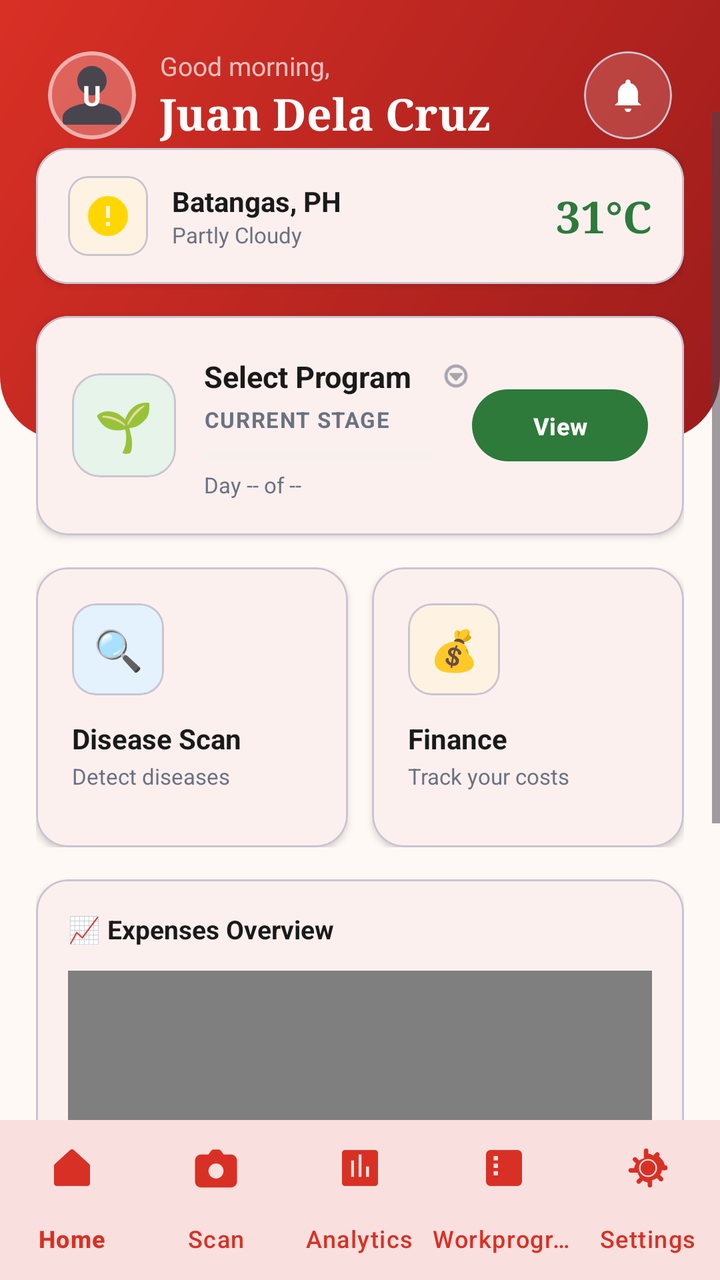
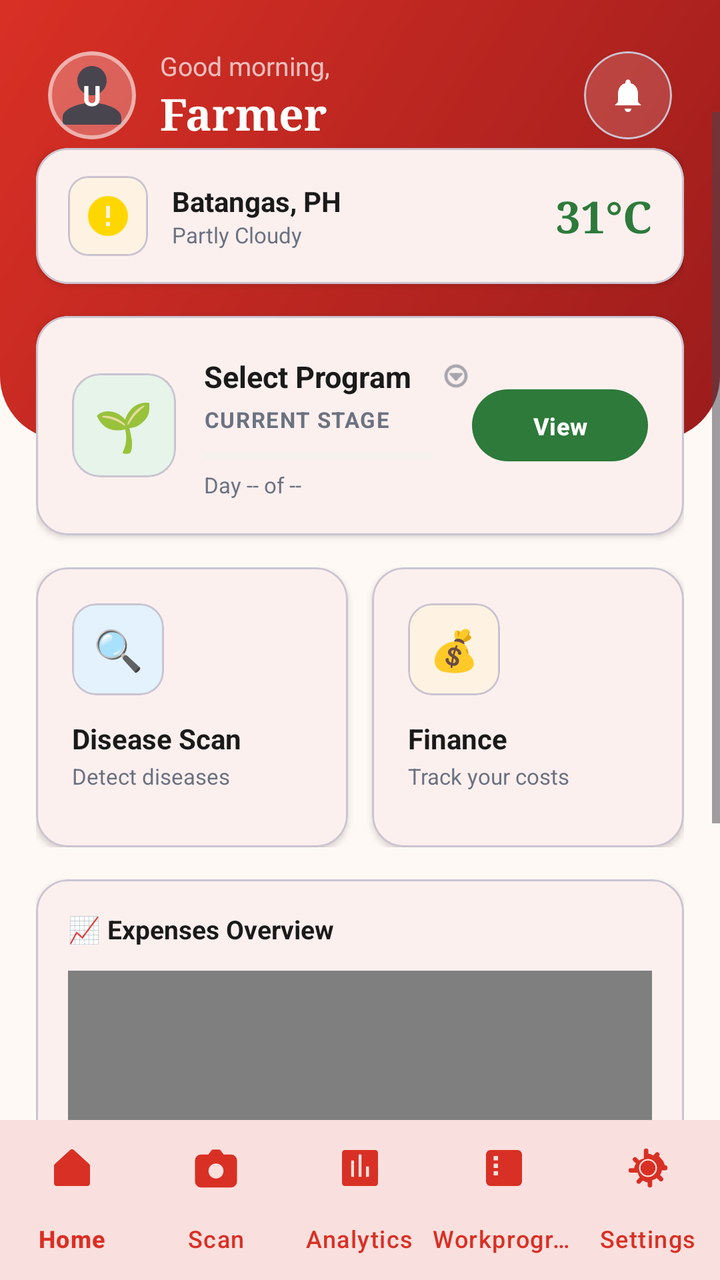

Compare the two renders of this Android layout. The source of the first and the diff that turns it into the second are given below.
<!-- AndroidManifest.xml: application theme Theme.TomatoApp -->
<!-- res/layout/activity_main.xml -->
<?xml version="1.0" encoding="utf-8"?>
<androidx.constraintlayout.widget.ConstraintLayout xmlns:android="http://schemas.android.com/apk/res/android"
    xmlns:app="http://schemas.android.com/apk/res-auto"
    xmlns:tools="http://schemas.android.com/tools"
    android:id="@+id/main"
    android:layout_width="match_parent"
    android:layout_height="match_parent"
    android:background="@color/cream"
    tools:context=".MainActivity">

    
    <View
        android:id="@+id/headerBackground"
        android:layout_width="match_parent"
        android:layout_height="220dp"
        android:background="@drawable/bg_home_header"
        app:layout_constraintTop_toTopOf="parent"
        app:layout_constraintStart_toStartOf="parent"
        app:layout_constraintEnd_toEndOf="parent" />

    <LinearLayout
        android:id="@+id/headerContent"
        android:layout_width="match_parent"
        android:layout_height="wrap_content"
        android:orientation="horizontal"
        android:padding="24dp"
        android:paddingTop="32dp"
        android:gravity="center_vertical"
        app:layout_constraintTop_toTopOf="parent"
        app:layout_constraintStart_toStartOf="parent"
        app:layout_constraintEnd_toEndOf="parent">

        <com.google.android.material.card.MaterialCardView
            android:id="@+id/profileCard"
            android:layout_width="44dp"
            android:layout_height="44dp"
            app:cardCornerRadius="22dp"
            app:cardElevation="0dp"
            app:cardBackgroundColor="#40FFFFFF"
            app:strokeWidth="2dp"
            app:strokeColor="#80FFFFFF"
            android:layout_marginEnd="12dp"
            android:clickable="true"
            android:focusable="true">
            <FrameLayout
                android:layout_width="match_parent"
                android:layout_height="match_parent">

                <ImageView
                    android:id="@+id/userAvatarImage"
                    android:layout_width="match_parent"
                    android:layout_height="match_parent"
                    android:scaleType="centerCrop"
                    android:src="@drawable/ic_person"
                    android:contentDescription="User profile photo" />

                <TextView
                    android:id="@+id/userInitials"
                    android:layout_width="match_parent"
                    android:layout_height="match_parent"
                    android:text="U"
                    android:gravity="center"
                    android:textColor="@color/white"
                    android:textSize="14sp"
                    android:textStyle="bold" />
            </FrameLayout>
        </com.google.android.material.card.MaterialCardView>

        <LinearLayout
            android:layout_width="0dp"
            android:layout_height="wrap_content"
            android:layout_weight="1"
            android:orientation="vertical">

            <TextView
                android:id="@+id/greetingText"
                android:layout_width="wrap_content"
                android:layout_height="wrap_content"
                android:text="Good morning,"
                android:textColor="#B3FFFFFF"
                android:textSize="13sp" />

            <TextView
                android:id="@+id/userName"
                android:layout_width="wrap_content"
                android:layout_height="wrap_content"
                android:text="Juan Dela Cruz"
                android:textColor="@color/white"
                android:textSize="22sp"
                android:fontFamily="serif"
                android:textStyle="bold" />
        </LinearLayout>

        <com.google.android.material.card.MaterialCardView
            android:layout_width="44dp"
            android:layout_height="44dp"
            app:cardCornerRadius="22dp"
            app:cardElevation="0dp"
            app:cardBackgroundColor="#26FFFFFF">
            <ImageView
                android:id="@+id/notificationBellIcon"
                android:layout_width="match_parent"
                android:layout_height="match_parent"
                android:src="@drawable/ic_bell"
                android:padding="12dp"
                app:tint="@color/white" />
        </com.google.android.material.card.MaterialCardView>
    </LinearLayout>

    <ScrollView
        android:id="@+id/contentScrollView"
        android:layout_width="0dp"
        android:layout_height="0dp"
        android:clipToPadding="false"
        android:paddingBottom="40dp"
        android:layout_marginTop="-40dp"
        android:background="@android:color/transparent"
        app:layout_constraintTop_toBottomOf="@id/headerContent"
        app:layout_constraintBottom_toTopOf="@id/bottom_navigation"
        app:layout_constraintStart_toStartOf="parent"
        app:layout_constraintEnd_toEndOf="parent">

        <LinearLayout
            android:layout_width="match_parent"
            android:layout_height="wrap_content"
            android:orientation="vertical"
            android:padding="18dp"
            android:paddingBottom="120dp">

            
            <com.google.android.material.card.MaterialCardView
                android:id="@+id/weatherCard"
                android:layout_width="match_parent"
                android:layout_height="wrap_content"
                android:layout_marginBottom="16dp"
                app:cardCornerRadius="16dp"
                app:cardElevation="2dp"
                app:cardBackgroundColor="@color/white">

                <LinearLayout
                    android:layout_width="match_parent"
                    android:layout_height="wrap_content"
                    android:orientation="horizontal"
                    android:gravity="center_vertical"
                    android:paddingHorizontal="16dp"
                    android:paddingVertical="14dp">

                    <com.google.android.material.card.MaterialCardView
                        android:layout_width="40dp"
                        android:layout_height="40dp"
                        app:cardCornerRadius="10dp"
                        app:cardElevation="0dp"
                        app:cardBackgroundColor="@color/orange_light"
                        android:layout_marginEnd="12dp">
                        <ImageView
                            android:id="@+id/weatherIcon"
                            android:layout_width="match_parent"
                            android:layout_height="match_parent"
                            android:src="@drawable/ic_weather_clear"
                            android:padding="8dp"
                            android:scaleType="centerInside" />
                    </com.google.android.material.card.MaterialCardView>

                    <LinearLayout
                        android:layout_width="0dp"
                        android:layout_height="wrap_content"
                        android:layout_weight="1"
                        android:orientation="vertical">

                        <TextView
                            android:id="@+id/weatherLocation"
                            android:layout_width="match_parent"
                            android:layout_height="wrap_content"
                            android:text="Batangas, PH"
                            android:textSize="14sp"
                            android:textColor="@color/text"
                            android:textStyle="bold"
                            android:maxLines="1"
                            android:ellipsize="end" />

                        <TextView
                            android:id="@+id/weatherCondition"
                            android:layout_width="match_parent"
                            android:layout_height="wrap_content"
                            android:text="Partly Cloudy"
                            android:textSize="11sp"
                            android:textColor="@color/muted"
                            android:maxLines="2"
                            android:ellipsize="end" />
                    </LinearLayout>

                    <TextView
                        android:id="@+id/weatherTemp"
                        android:layout_width="wrap_content"
                        android:layout_height="wrap_content"
                        android:text="31°C"
                        android:textColor="@color/green"
                        android:fontFamily="serif"
                        android:textSize="22sp"
                        android:textStyle="bold" />
                </LinearLayout>
            </com.google.android.material.card.MaterialCardView>

            
            <com.google.android.material.card.MaterialCardView
                android:id="@+id/monitorCard"
                android:layout_width="match_parent"
                android:layout_height="wrap_content"
                android:layout_marginBottom="16dp"
                app:cardCornerRadius="16dp"
                app:cardElevation="2dp"
                app:cardBackgroundColor="@color/white">

                <LinearLayout
                    android:layout_width="match_parent"
                    android:layout_height="wrap_content"
                    android:orientation="horizontal"
                    android:gravity="center_vertical"
                    android:padding="18dp">

                    <com.google.android.material.card.MaterialCardView
                        android:layout_width="52dp"
                        android:layout_height="52dp"
                        app:cardCornerRadius="14dp"
                        app:cardElevation="0dp"
                        app:cardBackgroundColor="@color/green_light">
                        <TextView
                            android:layout_width="match_parent"
                            android:layout_height="match_parent"
                            android:text="🌱"
                            android:gravity="center"
                            android:textSize="24sp" />
                    </com.google.android.material.card.MaterialCardView>

                    <LinearLayout
                        android:layout_width="0dp"
                        android:layout_height="wrap_content"
                        android:layout_weight="1"
                        android:layout_marginStart="14dp"
                        android:orientation="vertical">

                        <LinearLayout
                            android:id="@+id/programSelector"
                            android:layout_width="match_parent"
                            android:layout_height="wrap_content"
                            android:orientation="horizontal"
                            android:gravity="center_vertical"
                            android:clickable="true"
                            android:focusable="true"
                            android:background="?attr/selectableItemBackground"
                            android:paddingVertical="2dp">

                            <TextView
                                android:id="@+id/activeCultivarName"
                                android:layout_width="0dp"
                                android:layout_height="wrap_content"
                                android:layout_weight="1"
                                android:text="Select Program"
                                android:textColor="@color/text"
                                android:textSize="15sp"
                                android:textStyle="bold"
                                android:maxLines="1"
                                android:ellipsize="end" />

                            <ImageView
                                android:layout_width="16dp"
                                android:layout_height="16dp"
                                android:src="@android:drawable/ic_menu_more"
                                android:layout_marginStart="4dp"
                                app:tint="@color/muted" />
                        </LinearLayout>

                        <TextView
                            android:id="@+id/activeStageName"
                            android:layout_width="wrap_content"
                            android:layout_height="wrap_content"
                            android:text="Current Stage"
                            android:textSize="11sp"
                            android:textStyle="bold"
                            android:textColor="@color/muted"
                            android:textAllCaps="true"
                            android:letterSpacing="0.05"
                            android:layout_marginTop="2dp" />

                        <ProgressBar
                            android:id="@+id/stageProgress"
                            style="?android:attr/progressBarStyleHorizontal"
                            android:layout_width="match_parent"
                            android:layout_height="6dp"
                            android:layout_marginTop="8dp"
                            android:layout_marginEnd="20dp"
                            android:progress="0"
                            android:progressTint="@color/green_accent"
                            android:progressBackgroundTint="@color/green_light" />

                        <TextView
                            android:id="@+id/activeDayCount"
                            android:layout_width="wrap_content"
                            android:layout_height="wrap_content"
                            android:text="Day -- of --"
                            android:textSize="11sp"
                            android:layout_marginTop="4dp"
                            android:textColor="@color/muted" />
                    </LinearLayout>

                    <com.google.android.material.button.MaterialButton
                        android:id="@+id/btnViewWorkprogram"
                        android:layout_width="wrap_content"
                        android:layout_height="36dp"
                        android:text="View"
                        android:background="@drawable/bg_pill_button_red"
                        app:backgroundTint="@color/green"
                        android:textColor="@color/white"
                        android:textSize="12sp"
                        android:textStyle="bold"
                        android:textAllCaps="false" />
                </LinearLayout>
            </com.google.android.material.card.MaterialCardView>

            
            <androidx.constraintlayout.widget.ConstraintLayout
                android:layout_width="match_parent"
                android:layout_height="wrap_content">

                <com.google.android.material.card.MaterialCardView
                    android:id="@+id/ipmCard"
                    android:layout_width="0dp"
                    android:layout_height="wrap_content"
                    android:minHeight="140dp"
                    android:clickable="true"
                    android:focusable="true"
                    android:layout_marginEnd="6dp"
                    app:cardCornerRadius="16dp"
                    app:cardElevation="2dp"
                    app:cardBackgroundColor="@color/white"
                    app:layout_constraintStart_toStartOf="parent"
                    app:layout_constraintEnd_toStartOf="@id/projectedIncomeCard"
                    app:layout_constraintTop_toTopOf="parent"
                    app:layout_constraintBottom_toBottomOf="parent">
                    
                    <LinearLayout
                        android:layout_width="match_parent"
                        android:layout_height="match_parent"
                        android:padding="18dp"
                        android:orientation="vertical">
                        
                        <com.google.android.material.card.MaterialCardView
                            android:layout_width="46dp"
                            android:layout_height="46dp"
                            app:cardCornerRadius="12dp"
                            app:cardElevation="0dp"
                            app:cardBackgroundColor="@color/blue_light"
                            android:layout_marginBottom="12dp">
                            <TextView
                                android:layout_width="match_parent"
                                android:layout_height="match_parent"
                                android:text="🔍"
                                android:gravity="center"
                                android:textSize="20sp" />
                        </com.google.android.material.card.MaterialCardView>
                        
                        <TextView
                            android:layout_width="wrap_content"
                            android:layout_height="wrap_content"
                            android:text="Disease Scan"
                            android:textColor="@color/text"
                            android:textSize="14sp"
                            android:textStyle="bold" />
                            
                        <TextView
                            android:layout_width="wrap_content"
                            android:layout_height="wrap_content"
                            android:text="Detect diseases"
                            android:textColor="@color/muted"
                            android:textSize="11sp"
                            android:layout_marginTop="2dp" />
                    </LinearLayout>
                </com.google.android.material.card.MaterialCardView>

                <com.google.android.material.card.MaterialCardView
                    android:id="@+id/projectedIncomeCard"
                    android:layout_width="0dp"
                    android:layout_height="wrap_content"
                    android:minHeight="140dp"
                    android:clickable="true"
                    android:focusable="true"
                    android:layout_marginStart="6dp"
                    app:cardCornerRadius="16dp"
                    app:cardElevation="2dp"
                    app:cardBackgroundColor="@color/white"
                    app:layout_constraintStart_toEndOf="@id/ipmCard"
                    app:layout_constraintEnd_toEndOf="parent"
                    app:layout_constraintTop_toTopOf="parent"
                    app:layout_constraintBottom_toBottomOf="parent">
                    
                    <LinearLayout
                        android:layout_width="match_parent"
                        android:layout_height="match_parent"
                        android:padding="18dp"
                        android:orientation="vertical">
                        
                        <com.google.android.material.card.MaterialCardView
                            android:layout_width="46dp"
                            android:layout_height="46dp"
                            app:cardCornerRadius="12dp"
                            app:cardElevation="0dp"
                            app:cardBackgroundColor="@color/orange_light"
                            android:layout_marginBottom="12dp">
                            <TextView
                                android:layout_width="match_parent"
                                android:layout_height="match_parent"
                                android:text="💰"
                                android:gravity="center"
                                android:textSize="20sp" />
                        </com.google.android.material.card.MaterialCardView>
                        
                        <TextView
                            android:layout_width="wrap_content"
                            android:layout_height="wrap_content"
                            android:text="Finance"
                            android:textColor="@color/text"
                            android:textSize="14sp"
                            android:textStyle="bold" />
                            
                        <TextView
                            android:layout_width="wrap_content"
                            android:layout_height="wrap_content"
                            android:text="Track your costs"
                            android:textColor="@color/muted"
                            android:textSize="11sp"
                            android:layout_marginTop="2dp" />
                    </LinearLayout>
                </com.google.android.material.card.MaterialCardView>
            </androidx.constraintlayout.widget.ConstraintLayout>

            
            <com.google.android.material.card.MaterialCardView
                android:id="@+id/expenseChartCard"
                android:layout_width="match_parent"
                android:layout_height="240dp"
                android:layout_marginTop="16dp"
                android:layout_marginBottom="16dp"
                app:cardCornerRadius="16dp"
                app:cardElevation="2dp"
                app:cardBackgroundColor="@color/white">

                <LinearLayout
                    android:layout_width="match_parent"
                    android:layout_height="match_parent"
                    android:orientation="vertical"
                    android:padding="16dp">

                    <TextView
                        android:layout_width="wrap_content"
                        android:layout_height="wrap_content"
                        android:text="📈 Expenses Overview"
                        android:textColor="@color/text"
                        android:textSize="13sp"
                        android:textStyle="bold"
                        android:layout_marginBottom="12dp" />

                    <com.github.mikephil.charting.charts.HorizontalBarChart
                        android:id="@+id/expensesBarChart"
                        android:layout_width="match_parent"
                        android:layout_height="match_parent" />
                </LinearLayout>
            </com.google.android.material.card.MaterialCardView>

            
            <androidx.cardview.widget.CardView android:id="@+id/wpsCard" android:layout_width="0dp" android:layout_height="0dp" android:visibility="gone" />
            <androidx.cardview.widget.CardView android:id="@+id/informationInterfaceCard" android:layout_width="0dp" android:layout_height="0dp" android:visibility="gone" />
            <ListView android:id="@+id/savedCultivarsListView" android:layout_width="match_parent" android:layout_height="0dp" android:visibility="gone" />
            <TextView android:id="@+id/savedCultivarsLabel" android:layout_width="wrap_content" android:layout_height="wrap_content" android:visibility="gone" />
        </LinearLayout>
    </ScrollView>

    <com.google.android.material.bottomnavigation.BottomNavigationView
        android:id="@+id/bottom_navigation"
        android:layout_width="match_parent"
        android:layout_height="wrap_content"
        android:background="@color/white"
        app:menu="@menu/menu_bottom_nav"
        app:itemIconTint="@color/nav_selected"
        app:itemTextColor="@color/nav_selected"
        app:labelVisibilityMode="labeled"
        app:elevation="16dp"
        app:layout_constraintBottom_toBottomOf="parent"
        app:layout_constraintStart_toStartOf="parent"
        app:layout_constraintEnd_toEndOf="parent" />

</androidx.constraintlayout.widget.ConstraintLayout>
<!-- resources referenced by this layout -->
<resources>
  <color name="blue_light">#E3F2FD</color>
  <color name="cream">#FFF9F5</color>
  <color name="green">#2D7A3A</color>
  <color name="green_accent">#3DBE5A</color>
  <color name="green_light">#E6F4EA</color>
  <color name="muted">#6B7280</color>
  <color name="nav_selected">#D93025</color>
  <color name="orange_light">#FEF3E2</color>
  <color name="text">#1A1A1A</color>
  <color name="white">#FFFFFFFF</color>
  <!-- drawable bg_home_header (drawable) -->
  <?xml version="1.0" encoding="utf-8"?>
  <shape xmlns:android="http://schemas.android.com/apk/res/android">
      <gradient
          android:angle="315"
          android:endColor="@color/red_dark"
          android:startColor="@color/red"
          android:type="linear" />
      <corners
          android:bottomLeftRadius="32dp"
          android:bottomRightRadius="32dp" />
  </shape>
  <!-- drawable bg_pill_button_red (drawable) -->
  <?xml version="1.0" encoding="utf-8"?>
  <ripple xmlns:android="http://schemas.android.com/apk/res/android"
      android:color="#40FFFFFF">
      <item>
          <shape>
              <solid android:color="@color/red" />
              <corners android:radius="999dp" />
          </shape>
      </item>
  </ripple>
  <!-- drawable ic_bell (drawable) -->
  <?xml version="1.0" encoding="utf-8"?>
  <vector xmlns:android="http://schemas.android.com/apk/res/android"
      android:width="24dp"
      android:height="24dp"
      android:viewportWidth="24"
      android:viewportHeight="24"
      android:tint="?attr/colorControlNormal">
      
      <path
          android:fillColor="@android:color/white"
          android:pathData="M12,22c1.1,0 2,-0.9 2,-2h-4c0,1.1 0.9,2 2,2z"/>
      
      <path
          android:fillColor="@android:color/white"
          android:pathData="M18,16v-5c0,-3.07 -1.64,-5.64 -4.5,-6.32V4c0,-0.83 -0.67,-1.5 -1.5,-1.5S10.5,3.17 10.5,4v0.68C7.64,5.36 6,7.93 6,11v5l-2,2h16l-2,-2z"/>
  </vector>
  <!-- drawable ic_person (drawable) -->
  <?xml version="1.0" encoding="utf-8"?>
  <vector xmlns:android="http://schemas.android.com/apk/res/android"
      android:width="24dp"
      android:height="24dp"
      android:viewportWidth="24"
      android:viewportHeight="24"
      android:tint="?attr/colorControlNormal">
      <path
          android:fillColor="@android:color/white"
          android:pathData="M12,12c2.21,0 4,-1.79 4,-4s-1.79,-4 -4,-4 -4,1.79 -4,4 1.79,4 4,4zM12,14c-2.67,0 -8,1.34 -8,4v2h16v-2c0,-2.66 -5.33,-4 -8,-4z"/>
  </vector>
  <!-- drawable ic_weather_clear (drawable) -->
  <?xml version="1.0" encoding="utf-8"?>
  <vector xmlns:android="http://schemas.android.com/apk/res/android"
      android:width="24dp"
      android:height="24dp"
      android:viewportWidth="24"
      android:viewportHeight="24">
      <path
          android:fillColor="#FFD700"
          android:pathData="M12,2C6.48,2 2,6.48 2,12s4.48,10 10,10 10,-4.48 10,-10S17.52,2 12,2zM13,17h-2v-2h2v2zM13,13h-2L11,7h2v6z"/>
  </vector>
  <style name="Theme.TomatoApp" parent="Base.Theme.TomatoApp" />
  <color name="red_dark">#9B1C1C</color>
  <color name="red">#D93025</color>
  <style name="Base.Theme.TomatoApp" parent="Theme.Material3.DayNight.NoActionBar">
          
          <item name="colorPrimary">@color/tomato_red</item>
          <item name="colorOnPrimary">@color/white</item>
          <item name="colorSecondary">@color/fresh_green</item>
          <item name="colorOnSecondary">@color/white</item>
          <item name="colorSurface">@color/surface</item>
          <item name="colorOnSurface">@color/text_primary</item>
          <item name="colorError">@color/error</item>
          <item name="android:windowBackground">@color/bg_light_gray</item>
      </style>
  <color name="tomato_red">#D93025</color>
  <color name="fresh_green">#3DBE5A</color>
  <color name="surface">#FFFFFF</color>
  <color name="text_primary">#1A1A1A</color>
  <color name="error">#D93025</color>
  <color name="bg_light_gray">#FFF9F5</color>
</resources>

<!-- the commit's change to res/layout/activity_main.xml (unified diff, before → after) -->
@@ -84,7 +84,7 @@
                 android:id="@+id/userName"
                 android:layout_width="wrap_content"
                 android:layout_height="wrap_content"
-                android:text="Juan Dela Cruz"
+                android:text="Farmer"
                 android:textColor="@color/white"
                 android:textSize="22sp"
                 android:fontFamily="serif"
